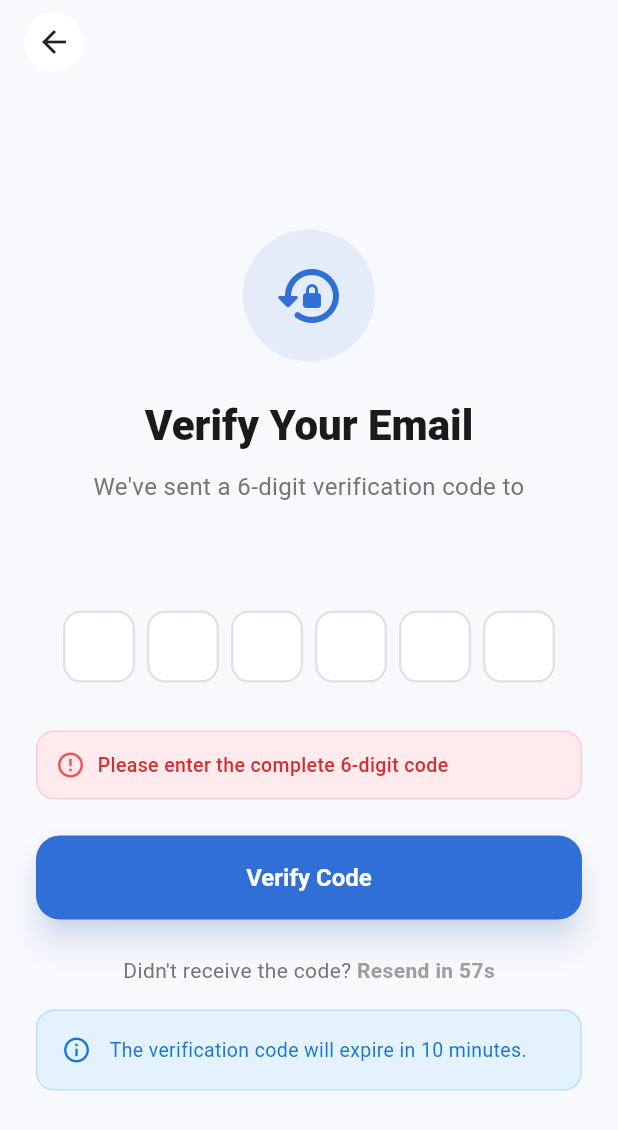
After one commit to stfd9/FYP_Project, a Flutter app: the _ForgotPasswordOtpContent screen opened directly, after a tap on "Verify Code", on a phone screen of 412 x 824 dp. The commit adds this screen. Shown: the top 1130 px of the screen. Run offline on Flutter 3.47's test engine with Material 3 defaults, Android fonts, the phone set to English and light mode, and no system bars; our stand-ins replace camera, cloud_firestore, firebase_auth, firebase_core, firebase_storage, flutter_local_notifications and 4 more; missing offline and left inert: flutter_facebook_auth; accounts and stored records are empty.

Commit message:
Implement OTP-based forgot password flow
- Update ForgotPasswordViewModel to send OTP instead of direct reset email
- Create ForgotPasswordOtpView for OTP verification
- Create ForgotPasswordOtpViewModel for handling OTP verification logic
- Update ResetPasswordViewModel to work with Firebase Auth
- Complete flow: Email -> OTP -> Verify -> Reset Password -> Firebase Reset Link

```diff
--- /dev/null
+++ b/lib/View/forgot_password_otp_view.dart
@@ -0,0 +1,363 @@
+import 'package:flutter/material.dart';
+import 'package:flutter/services.dart';
+import 'package:provider/provider.dart';
+import '../ViewModel/forgot_password_otp_view_model.dart';
+
+class ForgotPasswordOtpView extends StatelessWidget {
+  final String email;
+  final String userName;
+
+  const ForgotPasswordOtpView({
+    super.key,
+    required this.email,
+    required this.userName,
+  });
+
+  @override
+  Widget build(BuildContext context) {
+    return ChangeNotifierProvider(
+      create: (_) => ForgotPasswordOtpViewModel(
+        email: email,
+        userName: userName,
+      ),
+      child: const _ForgotPasswordOtpContent(),
+    );
+  }
+}
+
+class _ForgotPasswordOtpContent extends StatelessWidget {
+  const _ForgotPasswordOtpContent();
+
+  @override
+  Widget build(BuildContext context) {
+    final viewModel = context.watch<ForgotPasswordOtpViewModel>();
+    final theme = Theme.of(context);
+    final colorScheme = theme.colorScheme;
+
+    return Scaffold(
+      backgroundColor: const Color(0xFFF8F9FD),
+      appBar: AppBar(
+        backgroundColor: Colors.transparent,
+        elevation: 0,
+        leading: Padding(
+          padding: const EdgeInsets.only(left: 16.0),
+          child: CircleAvatar(
+            backgroundColor: Colors.white,
+            child: IconButton(
+              icon: const Icon(Icons.arrow_back, color: Colors.black87),
+              onPressed: () => Navigator.pop(context),
+            ),
+          ),
+        ),
+      ),
+      body: SafeArea(
+        child: Center(
+          child: SingleChildScrollView(
+            padding: const EdgeInsets.all(24),
+            child: Column(
+              mainAxisAlignment: MainAxisAlignment.center,
+              children: [
+                // Icon
+                Container(
+                  padding: const EdgeInsets.all(20),
+                  decoration: BoxDecoration(
+                    color: colorScheme.primary.withValues(alpha: 0.1),
+                    shape: BoxShape.circle,
+                  ),
+                  child: Icon(
+                    Icons.lock_reset_rounded,
+                    size: 48,
+                    color: colorScheme.primary,
+                  ),
+                ),
+
+                const SizedBox(height: 24),
+
+                // Title
+                Text(
+                  'Verify Your Email',
+                  style: theme.textTheme.headlineMedium?.copyWith(
+                    fontWeight: FontWeight.w800,
+                    color: const Color(0xFF1A1A1A),
+                  ),
+                ),
+
+                const SizedBox(height: 12),
+
+                // Description
+                Text(
+                  'We\'ve sent a 6-digit verification code to',
+                  textAlign: TextAlign.center,
+                  style: TextStyle(
+                    fontSize: 16,
+                    color: Colors.grey.shade600,
+                  ),
+                ),
+                const SizedBox(height: 8),
+                Text(
+                  viewModel.email,
+                  textAlign: TextAlign.center,
+                  style: TextStyle(
+                    fontSize: 16,
+                    fontWeight: FontWeight.w600,
+                    color: colorScheme.primary,
+                  ),
+                ),
+
+                const SizedBox(height: 40),
+
+                // OTP Input Fields
+                Row(
+                  mainAxisAlignment: MainAxisAlignment.center,
+                  children: List.generate(
+                    6,
+                    (index) => _OtpInputField(
+                      controller: viewModel.otpControllers[index],
+                      focusNode: viewModel.otpFocusNodes[index],
+                      onChanged: (value) =>
+                          viewModel.onOtpChanged(value, index),
+                    ),
+                  ),
+                ),
+
+                const SizedBox(height: 24),
+
+                // Error Message
+                if (viewModel.errorMessage != null)
+                  Container(
+                    padding: const EdgeInsets.all(12),
+                    margin: const EdgeInsets.only(bottom: 16),
+                    decoration: BoxDecoration(
+                      color: Colors.red.shade50,
+                      borderRadius: BorderRadius.circular(12),
+                      border: Border.all(color: Colors.red.shade100),
+                    ),
+                    child: Row(
+                      children: [
+                        Icon(
+                          Icons.error_outline,
+                          color: Colors.red.shade400,
+                          size: 20,
+                        ),
+                        const SizedBox(width: 8),
+                        Expanded(
+                          child: Text(
+                            viewModel.errorMessage!,
+                            style: TextStyle(
+                              color: Colors.red.shade700,
+                              fontSize: 13,
+                              fontWeight: FontWeight.w500,
+                            ),
+                          ),
+                        ),
+                      ],
+                    ),
+                  ),
+
+                // Success Message
+                if (viewModel.successMessage != null)
+                  Container(
+                    padding: const EdgeInsets.all(12),
+                    margin: const EdgeInsets.only(bottom: 16),
+                    decoration: BoxDecoration(
+                      color: Colors.green.shade50,
+                      borderRadius: BorderRadius.circular(12),
+                      border: Border.all(color: Colors.green.shade100),
+                    ),
+                    child: Row(
+                      children: [
+                        Icon(
+                          Icons.check_circle_outline,
+                          color: Colors.green.shade400,
+                          size: 20,
+                        ),
+                        const SizedBox(width: 8),
+                        Expanded(
+                          child: Text(
+                            viewModel.successMessage!,
+                            style: TextStyle(
+                              color: Colors.green.shade700,
+                              fontSize: 13,
+                              fontWeight: FontWeight.w500,
+                            ),
+                          ),
+                        ),
+                      ],
+                    ),
+                  ),
+
+                const SizedBox(height: 8),
+
+                // Verify Button
+                SizedBox(
+                  width: double.infinity,
+                  height: 56,
+                  child: ElevatedButton(
+                    style: ElevatedButton.styleFrom(
+                      backgroundColor: colorScheme.primary,
+                      foregroundColor: Colors.white,
+                      elevation: 8,
+                      shadowColor: colorScheme.primary.withValues(alpha: 0.3),
+                      shape: RoundedRectangleBorder(
+                        borderRadius: BorderRadius.circular(16),
+                      ),
+                    ),
+                    onPressed: viewModel.isLoading
+                        ? null
+                        : () => viewModel.onVerifyPressed(context),
+                    child: viewModel.isLoading
+                        ? const SizedBox(
+                            width: 24,
+                            height: 24,
+                            child: CircularProgressIndicator(
+                              strokeWidth: 2.5,
+                              color: Colors.white,
+                            ),
+                          )
+                        : const Text(
+                            'Verify Code',
+                            style: TextStyle(
+                              fontSize: 16,
+                              fontWeight: FontWeight.bold,
+                            ),
+                          ),
+                  ),
+                ),
+
+                const SizedBox(height: 24),
+
+                // Resend Code Section
+                Row(
+                  mainAxisAlignment: MainAxisAlignment.center,
+                  children: [
+                    Text(
+                      'Didn\'t receive the code? ',
+                      style: TextStyle(
+                        color: Colors.grey.shade600,
+                        fontSize: 14,
+                      ),
+                    ),
+                    if (!viewModel.canResend)
+                      Text(
+                        'Resend in ${viewModel.resendCountdown}s',
+                        style: TextStyle(
+                          color: Colors.grey.shade500,
+                          fontSize: 14,
+                          fontWeight: FontWeight.w600,
+                        ),
+                      )
+                    else
+                      GestureDetector(
+                        onTap: viewModel.isResending
+                            ? null
+                            : () => viewModel.onResendPressed(),
+                        child: Text(
+                          viewModel.isResending ? 'Sending...' : 'Resend',
+                          style: TextStyle(
+                            color: viewModel.isResending
+                                ? Colors.grey.shade400
+                                : colorScheme.primary,
+                            fontSize: 14,
+                            fontWeight: FontWeight.bold,
+                          ),
+                        ),
+                      ),
+                  ],
+                ),
+
+                const SizedBox(height: 16),
+
+                // Info Text
+                Container(
+                  padding: const EdgeInsets.all(16),
+                  decoration: BoxDecoration(
+                    color: Colors.blue.shade50,
+                    borderRadius: BorderRadius.circular(12),
+                    border: Border.all(color: Colors.blue.shade100),
+                  ),
+                  child: Row(
+                    children: [
+                      Icon(
+                        Icons.info_outline,
+                        color: Colors.blue.shade700,
+                        size: 20,
+                      ),
+                      const SizedBox(width: 12),
+                      Expanded(
+                        child: Text(
+                          'The verification code will expire in 10 minutes.',
+                          style: TextStyle(
+                            color: Colors.blue.shade700,
+                            fontSize: 13,
+                          ),
+                        ),
+                      ),
+                    ],
+                  ),
+                ),
+              ],
+            ),
+          ),
+        ),
+      ),
+    );
+  }
+}
+
+class _OtpInputField extends StatelessWidget {
+  final TextEditingController controller;
+  final FocusNode focusNode;
+  final Function(String) onChanged;
+
+  const _OtpInputField({
+    required this.controller,
+    required this.focusNode,
+    required this.onChanged,
+  });
+
+  @override
+  Widget build(BuildContext context) {
+    final theme = Theme.of(context);
+    final colorScheme = theme.colorScheme;
+
+    return Container(
+      width: 48,
+      height: 56,
+      margin: const EdgeInsets.symmetric(horizontal: 4),
+      child: TextField(
+        controller: controller,
+        focusNode: focusNode,
+        textAlign: TextAlign.center,
+        keyboardType: TextInputType.number,
+        maxLength: 1,
+        style: TextStyle(
+          fontSize: 24,
+          fontWeight: FontWeight.bold,
+          color: colorScheme.primary,
+        ),
+        inputFormatters: [
+          FilteringTextInputFormatter.digitsOnly,
+        ],
+        decoration: InputDecoration(
+          counterText: '',
+          filled: true,
+          fillColor: Colors.white,
+          contentPadding: EdgeInsets.zero,
+          border: OutlineInputBorder(
+            borderRadius: BorderRadius.circular(12),
+            borderSide: BorderSide(color: Colors.grey.shade300, width: 1.5),
+          ),
+          enabledBorder: OutlineInputBorder(
+            borderRadius: BorderRadius.circular(12),
+            borderSide: BorderSide(color: Colors.grey.shade300, width: 1.5),
+          ),
+          focusedBorder: OutlineInputBorder(
+            borderRadius: BorderRadius.circular(12),
+            borderSide: BorderSide(color: colorScheme.primary, width: 2),
+          ),
+        ),
+        onChanged: onChanged,
+      ),
+    );
+  }
+}
--- a/lib/View/forgot_password_view.dart
+++ b/lib/View/forgot_password_view.dart
@@ -159,7 +159,7 @@ class _ForgotPasswordContent extends StatelessWidget {
                   ),
                   onPressed: viewModel.isLoading
                       ? null
-                      : () => viewModel.sendResetLink(context),
+                      : () => viewModel.sendOTP(context),
                   child: viewModel.isLoading
                       ? const SizedBox(
                           width: 24,
--- /dev/null
+++ b/lib/ViewModel/forgot_password_otp_view_model.dart
@@ -0,0 +1,189 @@
+import 'package:flutter/material.dart';
+import '../services/otp_service.dart';
+import '../View/reset_password_view.dart';
+import 'dart:async';
+
+class ForgotPasswordOtpViewModel extends ChangeNotifier {
+  final OtpService _otpService = OtpService();
+  final String email;
+  final String userName;
+
+  // OTP input controllers (6 digit OTP)
+  final List<TextEditingController> otpControllers = List.generate(
+    6,
+    (index) => TextEditingController(),
+  );
+
+  final List<FocusNode> otpFocusNodes = List.generate(
+    6,
+    (index) => FocusNode(),
+  );
+
+  bool _isLoading = false;
+  bool _isResending = false;
+  String? _errorMessage;
+  String? _successMessage;
+  int _resendCountdown = 60;
+  Timer? _countdownTimer;
+  bool _canResend = false;
+
+  bool get isLoading => _isLoading;
+  bool get isResending => _isResending;
+  String? get errorMessage => _errorMessage;
+  String? get successMessage => _successMessage;
+  int get resendCountdown => _resendCountdown;
+  bool get canResend => _canResend;
+
+  ForgotPasswordOtpViewModel({
+    required this.email,
+    required this.userName,
+  }) {
+    _startResendCountdown();
+  }
+
+  void _startResendCountdown() {
+    _canResend = false;
+    _resendCountdown = 60;
+    _countdownTimer?.cancel();
+
+    _countdownTimer = Timer.periodic(const Duration(seconds: 1), (timer) {
+      if (_resendCountdown > 0) {
+        _resendCountdown--;
+        notifyListeners();
+      } else {
+        _canResend = true;
+        timer.cancel();
+        notifyListeners();
+      }
+    });
+  }
+
+  void onOtpChanged(String value, int index) {
+    if (value.length == 1 && index < 5) {
+      // Move to next field
+      otpFocusNodes[index + 1].requestFocus();
+    } else if (value.isEmpty && index > 0) {
+      // Move to previous field on backspace
+      otpFocusNodes[index - 1].requestFocus();
+    }
+
+    // Clear error when user starts typing
+    if (_errorMessage != null) {
+      _errorMessage = null;
+      notifyListeners();
+    }
+  }
+
+  Future<void> onVerifyPressed(BuildContext context) async {
+    // Get complete OTP
+    final otp = otpControllers.map((controller) => controller.text).join();
+
+    if (otp.length != 6) {
+      _errorMessage = 'Please enter the complete 6-digit code';
+      notifyListeners();
+      return;
+    }
+
+    _isLoading = true;
+    _errorMessage = null;
+    _successMessage = null;
+    notifyListeners();
+
+    try {
+      final result = await _otpService.verifyOTP(email, otp);
+
+      _isLoading = false;
+
+      switch (result) {
+        case 'success':
+          _successMessage = 'Verification successful!';
+          notifyListeners();
+
+          if (context.mounted) {
+            // Navigate to Reset Password Screen
+            Navigator.pushReplacement(
+              context,
+              MaterialPageRoute(
+                builder: (context) => ResetPasswordView(email: email),
+              ),
+            );
+          }
+          break;
+
+        case 'invalid':
+          _errorMessage = 'Invalid verification code. Please try again.';
+          notifyListeners();
+          break;
+
+        case 'expired':
+          _errorMessage = 'Verification code has expired. Please request a new one.';
+          notifyListeners();
+          break;
+
+        case 'too_many_attempts':
+          _errorMessage = 'Too many failed attempts. Please request a new code.';
+          notifyListeners();
+          break;
+
+        case 'not_found':
+          _errorMessage = 'Verification code not found. Please request a new one.';
+          notifyListeners();
+          break;
+
+        default:
+          _errorMessage = 'Verification failed. Please try again.';
+          notifyListeners();
+      }
+    } catch (e) {
+      _isLoading = false;
+      _errorMessage = 'An error occurred: $e';
+      notifyListeners();
+    }
+  }
+
+  Future<void> onResendPressed() async {
+    if (!_canResend || _isResending) return;
+
+    _isResending = true;
+    _errorMessage = null;
+    _successMessage = null;
+    notifyListeners();
+
+    try {
+      final success = await _otpService.resendOTP(email, userName);
+
+      _isResending = false;
+
+      if (success) {
+        _successMessage = 'New verification code sent!';
+        _startResendCountdown();
+
+        // Clear input fields
+        for (var controller in otpControllers) {
+          controller.clear();
+        }
+        otpFocusNodes[0].requestFocus();
+      } else {
+        _errorMessage = 'Failed to resend code. Please try again.';
+      }
+
+      notifyListeners();
+    } catch (e) {
+      _isResending = false;
+      _errorMessage = 'Error resending code: $e';
+      notifyListeners();
+    }
+  }
+
+  @override
+  void dispose() {
+    _countdownTimer?.cancel();
+    for (var controller in otpControllers) {
+      controller.dispose();
+    }
+    for (var focusNode in otpFocusNodes) {
+      focusNode.dispose();
+    }
+    super.dispose();
+  }
+}
--- a/lib/ViewModel/forgot_password_view_model.dart
+++ b/lib/ViewModel/forgot_password_view_model.dart
@@ -1,14 +1,17 @@
 import 'package:flutter/material.dart';
 import 'package:firebase_auth/firebase_auth.dart';
 import 'package:cloud_firestore/cloud_firestore.dart';
+import '../services/otp_service.dart';
+import '../View/forgot_password_otp_view.dart';
 
 class ForgotPasswordViewModel extends ChangeNotifier {
   final TextEditingController emailController = TextEditingController();
+  final OtpService _otpService = OtpService();
 
   bool isLoading = false;
   String? errorMessage;
 
-  Future<void> sendResetLink(BuildContext context) async {
+  Future<void> sendOTP(BuildContext context) async {
     // 1. Reset Error
     errorMessage = null;
     notifyListeners();
@@ -32,7 +35,7 @@ class ForgotPasswordViewModel extends ChangeNotifier {
     notifyListeners();
 
     try {
-      // 4. Check if User Exists in Firestore first (Optional but good UX)
+      // 4. Check if User Exists in Firestore
       final userQuery = await FirebaseFirestore.instance
           .collection('user')
           .where('userEmail', isEqualTo: email)
@@ -46,25 +49,32 @@ class ForgotPasswordViewModel extends ChangeNotifier {
         return;
       }
 
-      // 5. SEND FIREBASE RESET EMAIL
-      // This sends a reliable email from "noreply@your-project.firebaseapp.com"
-      await FirebaseAuth.instance.sendPasswordResetEmail(email: email);
+      final userData = userQuery.docs.first.data();
+      final userName = userData['userName'] ?? 'User';
+
+      // 5. Send OTP via Email
+      final otp = await _otpService.sendOTP(email, userName);
 
       isLoading = false;
       notifyListeners();
 
+      if (otp == null) {
+        errorMessage = 'Failed to send verification code. Please try again.';
+        notifyListeners();
+        return;
+      }
+
       if (context.mounted) {
-        // 6. Success Feedback
-        ScaffoldMessenger.of(context).showSnackBar(
-          const SnackBar(
-            content: Text('Password reset link sent! Check your email.'),
-            backgroundColor: Colors.green,
-            duration: Duration(seconds: 4),
+        // 6. Navigate to OTP Verification Screen
+        Navigator.push(
+          context,
+          MaterialPageRoute(
+            builder: (context) => ForgotPasswordOtpView(
+              email: email,
+              userName: userName,
+            ),
           ),
         );
-
-        // 7. Go back to Login Page (No need for OTP screen)
-        Navigator.pop(context);
       }
     } on FirebaseAuthException catch (e) {
       isLoading = false;
--- a/lib/ViewModel/reset_password_view_model.dart
+++ b/lib/ViewModel/reset_password_view_model.dart
@@ -1,5 +1,6 @@
 import 'package:flutter/material.dart';
 import 'package:cloud_firestore/cloud_firestore.dart';
+import 'package:firebase_auth/firebase_auth.dart';
 
 class ResetPasswordViewModel extends ChangeNotifier {
   final TextEditingController newPasswordController = TextEditingController();
@@ -54,7 +55,7 @@ class ResetPasswordViewModel extends ChangeNotifier {
     notifyListeners();
 
     try {
-      // 1. Find User ID by Email in Firestore
+      // 1. Find User in Firestore to verify they exist
       final querySnapshot = await FirebaseFirestore.instance
           .collection('user')
           .where('userEmail', isEqualTo: _email)
@@ -69,45 +70,69 @@ class ResetPasswordViewModel extends ChangeNotifier {
       }
 
       final docId = querySnapshot.docs.first.id;
+      final newPassword = newPasswordController.text;
 
-      // 2. Update Firestore 'password_hash' (Optional/Reference)
-      // Note: This does NOT update Firebase Auth login credentials directly
-      // if using signInWithEmailAndPassword without a backend Admin SDK.
-      // Ideally, use: await FirebaseAuth.instance.currentUser?.updatePassword(newPass);
-      // But user is logged out here.
-
-      await FirebaseFirestore.instance.collection('user').doc(docId).update({
-        'password_hash':
-            'UPDATED_VIA_OTP', // You can store hash if handling custom auth
-        'lastPasswordReset': FieldValue.serverTimestamp(),
+      // 2. Store the new password temporarily (for manual update via reset link)
+      // In production, you should hash this and use Cloud Functions
+      await FirebaseFirestore.instance
+          .collection('pending_password_resets')
+          .doc(docId)
+          .set({
+        'email': _email,
+        'requestedPassword': newPassword, // Store securely/hash in production!
+        'createdAt': FieldValue.serverTimestamp(),
+        'expiresAt': DateTime.now().add(const Duration(hours: 1)),
+        'used': false,
+        'verifiedViaOTP': true,
       });
 
-      // 3. For Real Firebase Auth Password Update (Workaround for Client SDK):
-      // Since we cannot update another user's password from client SDK without old password,
-      // we usually send a real reset email here as a fallback, OR use a Cloud Function.
-      // For this demo, we assume the Firestore update is the goal or we are simulating.
-
-      // OPTIONAL: If you want to actually trigger a Firebase Auth reset email as "backup":
-      // await FirebaseAuth.instance.sendPasswordResetEmail(email: _email);
+      // 3. Send Firebase Auth password reset email
+      // User will click this link to complete the password reset
+      await FirebaseAuth.instance.sendPasswordResetEmail(email: _email);
 
       isLoading = false;
       notifyListeners();
 
       if (context.mounted) {
-        // 4. Navigate back to Login
-        Navigator.of(context).popUntil((route) => route.isFirst);
-        ScaffoldMessenger.of(context).showSnackBar(
-          const SnackBar(
+        // Show success message with instructions
+        showDialog(
+          context: context,
+          barrierDismissible: false,
+          builder: (context) => AlertDialog(
+            icon: const Icon(
+              Icons.check_circle_outline,
+              color: Colors.green,
+              size: 64,
+            ),
+            title: const Text(
+              'Almost Done!',
+              style: TextStyle(fontWeight: FontWeight.bold),
+            ),
             content: Text(
-              'Password updated successfully! Please login with new password.',
+              'We\'ve sent a password reset link to $_email.\n\n'
+              'Please check your email and click the link to complete '
+              'your password reset.\n\n'
+              'After clicking the link, you can sign in with your new password.',
+              textAlign: TextAlign.center,
             ),
-            backgroundColor: Colors.green,
+            actions: [
+              TextButton(
+                onPressed: () {
+                  // Navigate back to login screen
+                  Navigator.of(context).popUntil((route) => route.isFirst);
+                },
+                child: const Text(
+                  'Back to Login',
+                  style: TextStyle(fontWeight: FontWeight.bold),
+                ),
+              ),
+            ],
           ),
         );
       }
     } catch (e) {
       isLoading = false;
-      errorMessage = 'Failed to reset password: $e';
+      errorMessage = 'Failed to initiate password reset: $e';
       notifyListeners();
     }
   }
```
